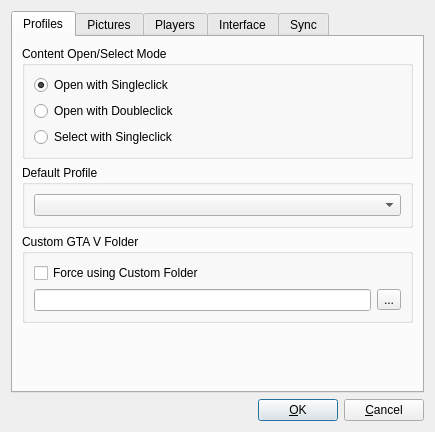
Old version of the form OptionsDialog.ui in the repository Syping/gta5sync.
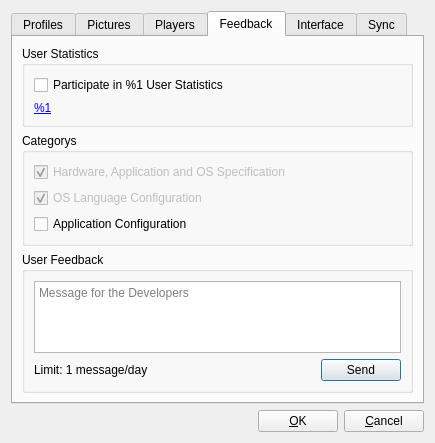
New version of the form. The open tabs and pages were chosen to show the change.

```diff
--- a/OptionsDialog.ui
+++ b/OptionsDialog.ui
@@ -382,6 +382,141 @@
        </item>
       </layout>
      </widget>
+     <widget class="QWidget" name="tabStats">
+      <attribute name="title">
+       <string>Feedback</string>
+      </attribute>
+      <layout class="QVBoxLayout" name="vlStats">
+       <item>
+        <widget class="QGroupBox" name="gbUserStats">
+         <property name="title">
+          <string>User Statistics</string>
+         </property>
+         <layout class="QVBoxLayout" name="vlUserStats">
+          <item>
+           <widget class="QCheckBox" name="cbParticipateStats">
+            <property name="text">
+             <string>Participate in %1 User Statistics</string>
+            </property>
+           </widget>
+          </item>
+          <item>
+           <widget class="QLabel" name="labUserStats">
+            <property name="text">
+             <string notr="true">&lt;a href=&quot;%2&quot;&gt;%1&lt;/a&gt;</string>
+            </property>
+            <property name="openExternalLinks">
+             <bool>true</bool>
+            </property>
+           </widget>
+          </item>
+         </layout>
+        </widget>
+       </item>
+       <item>
+        <widget class="QGroupBox" name="gbCategorys">
+         <property name="title">
+          <string>Categorys</string>
+         </property>
+         <layout class="QVBoxLayout" name="vlCategorys">
+          <item>
+           <widget class="QCheckBox" name="cbGeneralStats">
+            <property name="enabled">
+             <bool>false</bool>
+            </property>
+            <property name="text">
+             <string>Hardware, Application and OS Specification</string>
+            </property>
+            <property name="checked">
+             <bool>true</bool>
+            </property>
+           </widget>
+          </item>
+          <item>
+           <widget class="QCheckBox" name="cbOSLangStats">
+            <property name="enabled">
+             <bool>false</bool>
+            </property>
+            <property name="text">
+             <string>OS Language Configuration</string>
+            </property>
+            <property name="checked">
+             <bool>true</bool>
+            </property>
+           </widget>
+          </item>
+          <item>
+           <widget class="QCheckBox" name="cbAppConfigStats">
+            <property name="text">
+             <string>Application Configuration</string>
+            </property>
+           </widget>
+          </item>
+         </layout>
+        </widget>
+       </item>
+       <item>
+        <widget class="QGroupBox" name="gbUserFeedback">
+         <property name="title">
+          <string>User Feedback</string>
+         </property>
+         <layout class="QVBoxLayout" name="vlUserFeedback">
+          <item>
+           <widget class="QPlainTextEdit" name="txtUserFeedback">
+            <property name="placeholderText">
+             <string>Message for the Developers</string>
+            </property>
+           </widget>
+          </item>
+          <item>
+           <layout class="QHBoxLayout" name="hlUserFeedbackButtons">
+            <item>
+             <widget class="QLabel" name="labUserFeedback">
+              <property name="text">
+               <string>Limit: 1 message/day</string>
+              </property>
+             </widget>
+            </item>
+            <item>
+             <spacer name="hsUserFeedbackButtons">
+              <property name="orientation">
+               <enum>Qt::Horizontal</enum>
+              </property>
+              <property name="sizeHint" stdset="0">
+               <size>
+                <width>0</width>
+                <height>0</height>
+               </size>
+              </property>
+             </spacer>
+            </item>
+            <item>
+             <widget class="QPushButton" name="cmdUserFeedbackSend">
+              <property name="text">
+               <string>Send</string>
+              </property>
+             </widget>
+            </item>
+           </layout>
+          </item>
+         </layout>
+        </widget>
+       </item>
+       <item>
+        <spacer name="vsUserStats">
+         <property name="orientation">
+          <enum>Qt::Vertical</enum>
+         </property>
+         <property name="sizeHint" stdset="0">
+          <size>
+           <width>0</width>
+           <height>0</height>
+          </size>
+         </property>
+        </spacer>
+       </item>
+      </layout>
+     </widget>
      <widget class="QWidget" name="tabInterface">
       <attribute name="title">
        <string>Interface</string>
```
Left out of the diff: 6 changed lines with no effect on the pictures.
